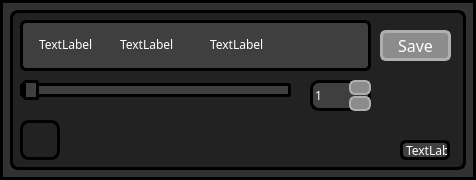
Before: the Qt Designer form secondwindow.ui in NBK-CSC/for-factorio, drawn with Qt 5.
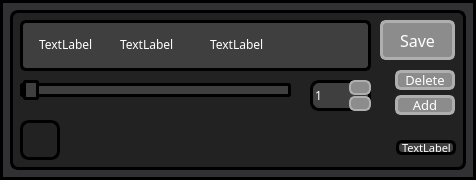
After: the same form once the commit is applied. Icons and pictures are not drawn.

The edit to the form file:
```diff
--- a/secondwindow.ui
+++ b/secondwindow.ui
@@ -75,9 +75,9 @@
     <property name="geometry">
      <rect>
       <x>370</x>
-      <y>20</y>
-      <width>71</width>
-      <height>31</height>
+      <y>10</y>
+      <width>75</width>
+      <height>40</height>
      </rect>
     </property>
     <property name="font">
@@ -381,15 +381,16 @@
    <widget class="QLabel" name="label_for_version">
     <property name="geometry">
      <rect>
-      <x>390</x>
+      <x>386</x>
       <y>130</y>
-      <width>50</width>
-      <height>20</height>
+      <width>60</width>
+      <height>15</height>
      </rect>
     </property>
     <property name="font">
      <font>
       <family>OCR A Extended</family>
+      <pointsize>8</pointsize>
      </font>
     </property>
     <property name="styleSheet">
@@ -409,6 +410,117 @@
      <string>TextLabel</string>
     </property>
    </widget>
+   <widget class="QPushButton" name="pushButton_of_delete">
+    <property name="geometry">
+     <rect>
+      <x>385</x>
+      <y>60</y>
+      <width>60</width>
+      <height>20</height>
+     </rect>
+    </property>
+    <property name="font">
+     <font>
+      <family>OCR A Extended</family>
+      <pointsize>10</pointsize>
+     </font>
+    </property>
+    <property name="toolTip">
+     <string>Button, remove the last layer with all content</string>
+    </property>
+    <property name="styleSheet">
+     <string notr="true"> QPushButton {
+  color:white;
+	  background : #8C8C8C;
+  background : rgba(140, 140, 140, 1);
+  border-style : Solid;
+  border-color : #AFAFAF;
+  border-color : rgba(175, 175, 175, 1);
+  border-width : 3px;
+  border-radius : 6px;
+ }
+
+ QPushButton:hover {
+	  background : #E19727;
+  background : rgba(225, 151, 39, 1);
+  border-style : Solid;
+  border-color : #E5AA5B;
+  border-color : rgba(229, 170, 91, 1);
+  border-width : 3px;
+  border-radius : 6px;
+ }
+
+ QPushButton:pressed {
+  background : #F0BD65;
+  background : rgba(240, 189, 101, 1);
+  border-style : Solid;
+  border-color : #F2D39F;
+  border-color : rgba(242, 211, 159, 1);
+  border-width : 3px;
+  border-radius : 6px;
+ }</string>
+    </property>
+    <property name="text">
+     <string>Delete</string>
+    </property>
+   </widget>
+   <widget class="QPushButton" name="pushButton_of_add">
+    <property name="geometry">
+     <rect>
+      <x>385</x>
+      <y>85</y>
+      <width>60</width>
+      <height>20</height>
+     </rect>
+    </property>
+    <property name="font">
+     <font>
+      <family>OCR A Extended</family>
+      <pointsize>10</pointsize>
+     </font>
+    </property>
+    <property name="toolTip">
+     <string>Button to add an extra layer at the end</string>
+    </property>
+    <property name="toolTipDuration">
+     <number>-1</number>
+    </property>
+    <property name="styleSheet">
+     <string notr="true"> QPushButton {
+  color:white;
+	  background : #8C8C8C;
+  background : rgba(140, 140, 140, 1);
+  border-style : Solid;
+  border-color : #AFAFAF;
+  border-color : rgba(175, 175, 175, 1);
+  border-width : 3px;
+  border-radius : 6px;
+ }
+
+ QPushButton:hover {
+	  background : #E19727;
+  background : rgba(225, 151, 39, 1);
+  border-style : Solid;
+  border-color : #E5AA5B;
+  border-color : rgba(229, 170, 91, 1);
+  border-width : 3px;
+  border-radius : 6px;
+ }
+
+ QPushButton:pressed {
+  background : #F0BD65;
+  background : rgba(240, 189, 101, 1);
+  border-style : Solid;
+  border-color : #F2D39F;
+  border-color : rgba(242, 211, 159, 1);
+  border-width : 3px;
+  border-radius : 6px;
+ }</string>
+    </property>
+    <property name="text">
+     <string>Add</string>
+    </property>
+   </widget>
   </widget>
  </widget>
  <resources/>
```
Left out of the diff: 15 changed lines with no effect on the pictures.
